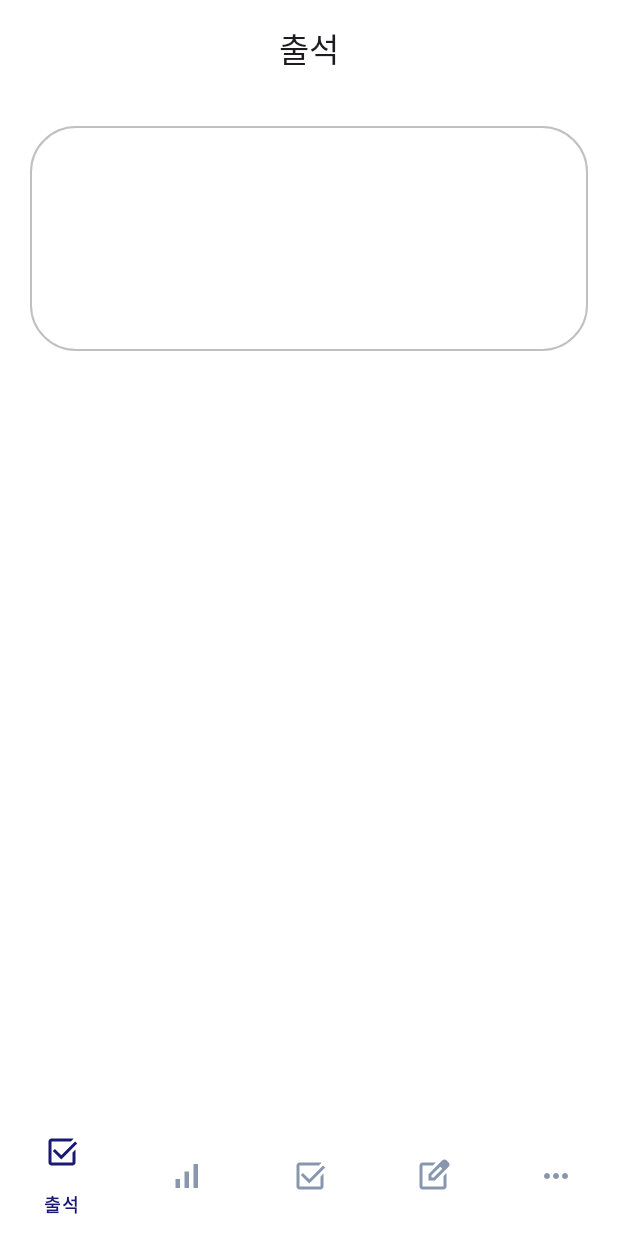
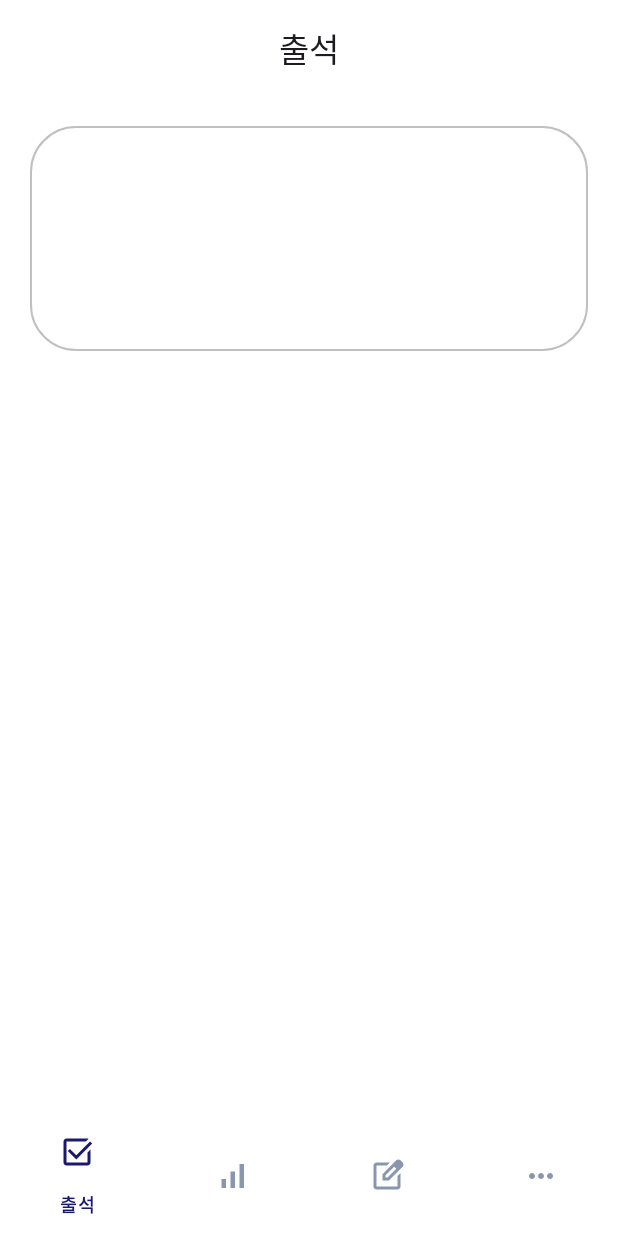
Before and after one commit to zzangse1/Attendance_Check, an Android app: the screen it shows after launch (MainActivity), on a phone screen of 412 x 824 dp. Run offline under Robolectric (Android 15) with nearby library versions, the phone set to English and light mode, and no system bars; our stand-ins replace navigation-ui.

Commit message:
💄 메뉴.xml 수정
기록 아이템 삭제

```diff
--- a/app/src/main/res/menu/bottom_nav_menu.xml
+++ b/app/src/main/res/menu/bottom_nav_menu.xml
@@ -8,10 +8,7 @@
         android:id="@+id/menu_chart"
         android:title="통계"
         android:icon="@drawable/ic_chart" />
-    <item
-        android:id="@+id/menu_record"
-        android:title="기록"
-        android:icon="@drawable/ic_check" />
+
     <item
         android:id="@+id/menu_edit"
         android:title="편집"
```
